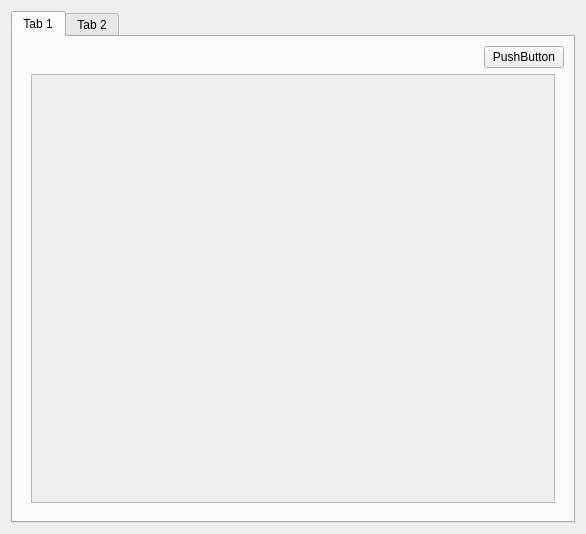
Old version of the form src/gui/mainuiWidget/BookmarkWidget.ui in the repository VxyX/OcrJpKanjiLearning.
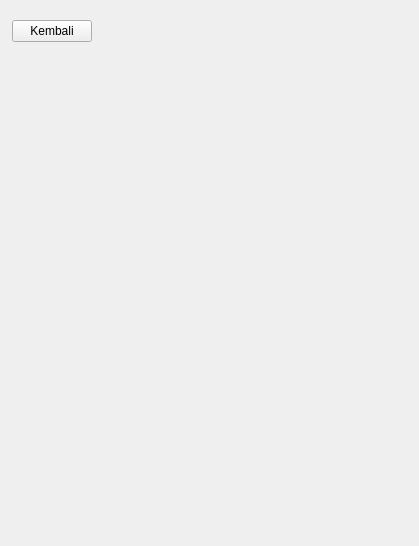
New version of the form. The open tabs and pages were chosen to show the change.

What changed in the file:
```diff
--- a/src/gui/mainuiWidget/BookmarkWidget.ui
+++ b/src/gui/mainuiWidget/BookmarkWidget.ui
@@ -6,67 +6,43 @@
    <rect>
     <x>0</x>
     <y>0</y>
-    <width>586</width>
-    <height>534</height>
+    <width>419</width>
+    <height>546</height>
    </rect>
   </property>
   <property name="windowTitle">
    <string>Form</string>
   </property>
   <layout class="QVBoxLayout" name="verticalLayout">
+   <property name="leftMargin">
+    <number>3</number>
+   </property>
+   <property name="rightMargin">
+    <number>3</number>
+   </property>
    <item>
-    <widget class="QTabWidget" name="tabWidget">
+    <widget class="QStackedWidget" name="BookmarkPanel">
      <property name="currentIndex">
       <number>0</number>
      </property>
-     <widget class="QWidget" name="tab">
-      <attribute name="title">
-       <string>Tab 1</string>
-      </attribute>
-      <layout class="QVBoxLayout" name="verticalLayout_2">
+     <widget class="QWidget" name="halaman1">
+      <layout class="QHBoxLayout" name="horizontalLayout">
        <item>
-        <widget class="QWidget" name="widget" native="true">
-         <property name="sizePolicy">
-          <sizepolicy hsizetype="Preferred" vsizetype="Minimum">
-           <horstretch>0</horstretch>
-           <verstretch>0</verstretch>
-          </sizepolicy>
-         </property>
-         <layout class="QHBoxLayout" name="horizontalLayout">
+        <widget class="QWidget" name="widget_2" native="true">
+         <layout class="QVBoxLayout" name="verticalLayout_3">
           <property name="leftMargin">
            <number>0</number>
           </property>
-          <property name="topMargin">
-           <number>0</number>
-          </property>
           <property name="rightMargin">
            <number>0</number>
           </property>
-          <property name="bottomMargin">
-           <number>0</number>
-          </property>
           <item alignment="Qt::AlignRight">
-           <widget class="QPushButton" name="pushButton">
+           <widget class="QPushButton" name="hapusBtn">
             <property name="text">
-             <string>PushButton</string>
+             <string>Hapus</string>
             </property>
            </widget>
           </item>
-         </layout>
-        </widget>
-       </item>
-       <item>
-        <widget class="QWidget" name="widget_2" native="true">
-         <property name="sizePolicy">
-          <sizepolicy hsizetype="Preferred" vsizetype="MinimumExpanding">
-           <horstretch>0</horstretch>
-           <verstretch>0</verstretch>
-          </sizepolicy>
-         </property>
-         <layout class="QVBoxLayout" name="verticalLayout_3">
-          <property name="topMargin">
-           <number>0</number>
-          </property>
           <item>
            <widget class="QScrollArea" name="scrollArea">
             <property name="widgetResizable">
@@ -77,8 +53,8 @@
               <rect>
                <x>0</x>
                <y>0</y>
-               <width>524</width>
-               <height>432</height>
+               <width>393</width>
+               <height>461</height>
               </rect>
              </property>
             </widget>
@@ -89,10 +65,19 @@
        </item>
       </layout>
      </widget>
-     <widget class="QWidget" name="tab_2">
-      <attribute name="title">
-       <string>Tab 2</string>
-      </attribute>
+     <widget class="QWidget" name="halaman2">
+      <layout class="QVBoxLayout" name="verticalLayout_2">
+       <item alignment="Qt::AlignLeft">
+        <widget class="QPushButton" name="kembaliBtn">
+         <property name="text">
+          <string>Kembali</string>
+         </property>
+        </widget>
+       </item>
+       <item>
+        <widget class="QWidget" name="detailWidget" native="true"/>
+       </item>
+      </layout>
      </widget>
     </widget>
    </item>
```
Left out of the diff: 2 changed lines with no effect on the pictures.
